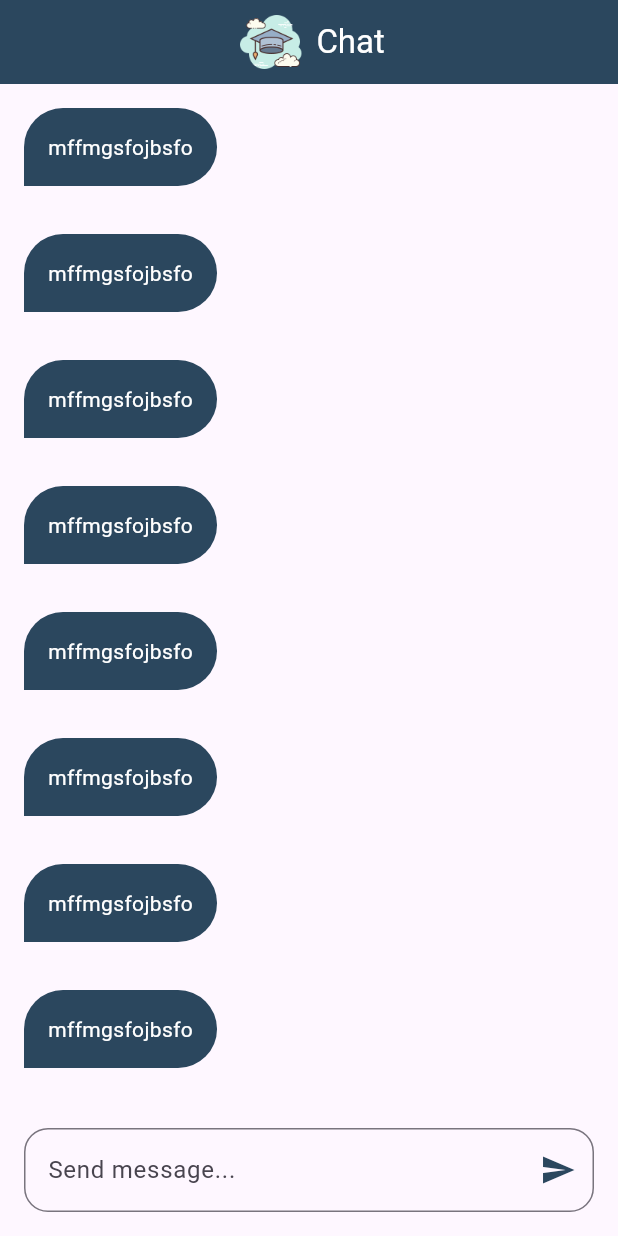
After one commit to fatma-gelil/chat_app, a Flutter app: the ChatScreen screen opened by its route, on a phone screen of 412 x 824 dp. The commit adds this screen. Run offline on Flutter 3.47's test engine with Material 3 defaults, Android fonts, the phone set to English and light mode, and no system bars; our stand-ins replace cloud_firestore, firebase_auth, firebase_core, modal_progress_hud_nsn; accounts and stored records are empty.

Commit message:
added fire store

```diff
--- a/lib/main.dart
+++ b/lib/main.dart
@@ -1,3 +1,4 @@
+import 'package:chat_ui_setup/screens/chat_screen.dart';
 import 'package:chat_ui_setup/screens/login_screen.dart';
 import 'package:chat_ui_setup/screens/signup_screen.dart';
 import 'package:firebase_core/firebase_core.dart';
@@ -21,7 +22,8 @@ class Chatty extends StatelessWidget {
       debugShowCheckedModeBanner: false,
       routes: {
         LoginScreen.id: (context) => const LoginScreen(),
-        SignupScreen.id: (context) => SignupScreen()
+        SignupScreen.id: (context) => SignupScreen(),
+        ChatScreen.id :(context)=>ChatScreen()
       },
       initialRoute: 'LoginScreen',
     );
--- /dev/null
+++ b/lib/screens/chat_screen.dart
@@ -0,0 +1,72 @@
+import 'package:chat_ui_setup/constants.dart';
+import 'package:chat_ui_setup/widgets/chat_bubble.dart';
+import 'package:flutter/material.dart';
+import 'package:cloud_firestore/cloud_firestore.dart';
+
+class ChatScreen extends StatelessWidget {
+  ChatScreen({super.key});
+  static String id = 'ChatScreen';
+  FirebaseFirestore firestore = FirebaseFirestore.instance;
+  CollectionReference messages =
+      FirebaseFirestore.instance.collection(kMessageCollection);
+  TextEditingController chatController = TextEditingController();
+  @override
+  Widget build(BuildContext context) {
+    return FutureBuilder<DocumentSnapshot>(
+        future: messages.doc('KH3Apm0TtnlVGaRmix6x').get(),
+        builder: (context, snapshot) {
+          return Scaffold(
+            appBar: AppBar(
+              automaticallyImplyLeading: false,
+              backgroundColor: kPrimraryColor,
+              title: Row(
+                mainAxisAlignment: MainAxisAlignment.center,
+                children: [
+                  Image.asset(
+                    klogo,
+                    width: 50,
+                  ),
+                  Text(
+                    ' Chat',
+                    style: TextStyle(color: Colors.white),
+                  )
+                ],
+              ),
+              centerTitle: true,
+            ),
+            body: Column(
+              children: [
+                Expanded(
+                  child: ListView.builder(
+                    itemBuilder: (context, index) {
+                      return ChatBubble();
+                    },
+                  ),
+                ),
+                Padding(
+                  padding: const EdgeInsets.all(16),
+                  child: TextField(
+                    controller: chatController,
+                    onSubmitted: (message) {
+                      messages.add({'message': message});
+                      chatController.clear();
+                    },
+                    decoration: InputDecoration(
+                      hintText: 'Send message...',
+                      suffixIcon: Icon(
+                        Icons.send,
+                        color: kPrimraryColor,
+                      ),
+                      border: OutlineInputBorder(
+                        borderRadius: BorderRadius.circular(16),
+                        borderSide: BorderSide(color: kPrimraryColor),
+                      ),
+                    ),
+                  ),
+                )
+              ],
+            ),
+          );
+        });
+  }
+}
--- /dev/null
+++ b/lib/widgets/chat_bubble.dart
@@ -0,0 +1,32 @@
+
+import 'package:chat_ui_setup/constants.dart';
+import 'package:flutter/material.dart';
+
+class ChatBubble extends StatelessWidget {
+  const ChatBubble({
+    super.key,
+  });
+
+  @override
+  Widget build(BuildContext context) {
+    return Align(
+      alignment: Alignment.centerLeft,
+      child: Container(
+        // height: 65,
+        // width: 150,
+        margin: EdgeInsets.all(16),
+        padding: EdgeInsets.all(16),
+       // alignment: Alignment.centerLeft,
+        decoration: BoxDecoration(
+          borderRadius: BorderRadius.only(
+            topLeft: Radius.circular(32),
+            topRight: Radius.circular(32),
+            bottomRight: Radius.circular(32),
+          ),
+          color: kPrimraryColor
+        ),
+        child: Text('mffmgsfojbsfo',style: TextStyle(color: Colors.white),),
+      ),
+    );
+  }
+}
--- a/lib/widgets/custom_button.dart
+++ b/lib/widgets/custom_button.dart
@@ -1,6 +1,6 @@
 import 'package:flutter/material.dart';
 
-// ignore: must_be_immutable
+
 class CustomButton extends StatelessWidget {
   CustomButton({super.key,this.onTap, required this.text});
   String text;
--- a/pubspec.yaml
+++ b/pubspec.yaml
@@ -38,6 +38,7 @@ dependencies:
   firebase_core: ^3.12.0
   firebase_auth: ^5.5.1
   modal_progress_hud_nsn: ^0.5.1
+  cloud_firestore: ^5.6.5
 
 dev_dependencies:
   flutter_test:
```
Also changed, not shown: lib/constants.dart (+3 -15 lines), lib/screens/login_screen.dart (+5 -3 lines), lib/screens/signup_screen.dart (+4 -3 lines), pubspec.lock, 3 other files.
